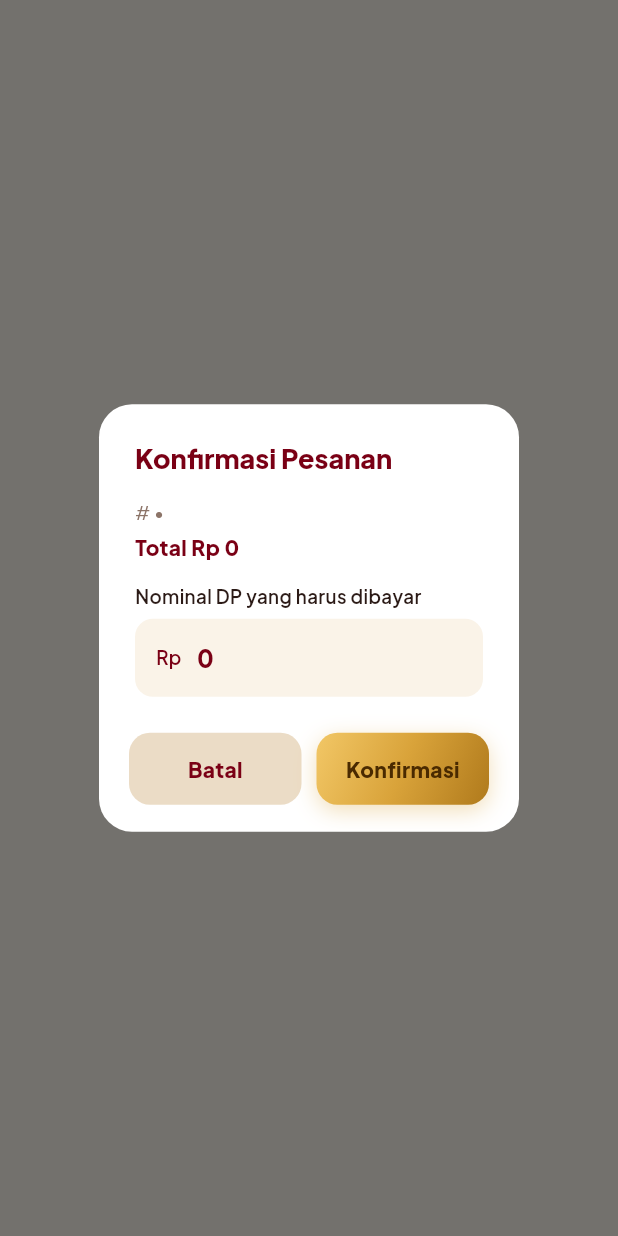
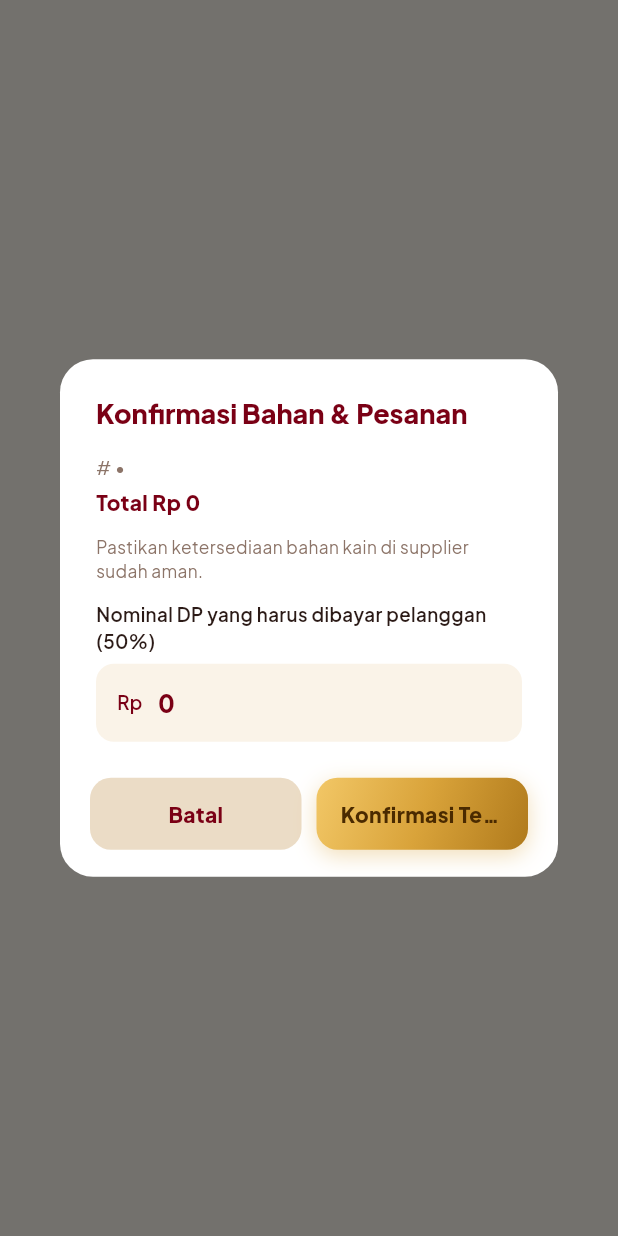
Before and after one commit to mimthokwes/vieguard-app, a Flutter app: what confirmOrderFlow() shows on an empty page, opened directly with empty values, on a phone screen of 412 x 824 dp. Run offline on Flutter 3.47's test engine with Material 3 defaults, Android fonts, the phone set to English and light mode, and no system bars; our stand-ins replace dio, file_picker, flutter_dotenv, flutter_secure_storage, google_fonts, google_sign_in and 4 more; missing offline and left inert: excel; accounts and stored records are empty; network calls fail.

Commit message:
feat(order-flow): perjelas alur konfirmasi ketersediaan bahan pada pesanan pending

```diff
--- a/lib/models/order_status.dart
+++ b/lib/models/order_status.dart
@@ -126,7 +126,7 @@ extension OrderStatusX on OrderStatus {
   String get label {
     switch (this) {
       case OrderStatus.pending:
-        return 'Menunggu Konfirmasi';
+        return 'Menunggu Cek Bahan';
       case OrderStatus.dikonfirmasi:
         return 'Dikonfirmasi';
       case OrderStatus.diproses:
--- a/lib/screens/pesanan/order_actions.dart
+++ b/lib/screens/pesanan/order_actions.dart
@@ -17,13 +17,15 @@ Future<void> confirmOrderFlow(BuildContext context, Order order) async {
     builder: (ctx) => AlertDialog(
       backgroundColor: AppColors.surface,
       shape: RoundedRectangleBorder(borderRadius: BorderRadius.circular(22)),
-      title: const Text('Konfirmasi Pesanan'),
+      title: const Text('Konfirmasi Bahan & Pesanan'),
       content: Column(mainAxisSize: MainAxisSize.min, crossAxisAlignment: CrossAxisAlignment.start, children: [
         Text('#${order.orderNumber} • ${order.customer.name}', style: const TextStyle(fontSize: 12.5, color: AppColors.textSecondary)),
         const SizedBox(height: 4),
         Text('Total ${Formatters.rupiah(order.totalPrice)}', style: const TextStyle(fontWeight: FontWeight.w800, color: AppColors.primary)),
-        const SizedBox(height: 14),
-        const Text('Nominal DP yang harus dibayar', style: TextStyle(fontSize: 12.5, fontWeight: FontWeight.w600)),
+        const SizedBox(height: 12),
+        const Text('Pastikan ketersediaan bahan kain di supplier sudah aman.', style: TextStyle(fontSize: 11.5, color: AppColors.textSecondary)),
+        const SizedBox(height: 12),
+        const Text('Nominal DP yang harus dibayar pelanggan (50%)', style: TextStyle(fontSize: 12.5, fontWeight: FontWeight.w600)),
         const SizedBox(height: 6),
         VgMoneyField(controller: controller),
       ]),
@@ -32,7 +34,7 @@ Future<void> confirmOrderFlow(BuildContext context, Order order) async {
         Row(children: [
           Expanded(child: VgButton(label: 'Batal', style: VgButtonStyle.soft, onPressed: () => Navigator.pop(ctx, false))),
           const SizedBox(width: 10),
-          Expanded(child: VgButton(label: 'Konfirmasi', style: VgButtonStyle.gold, onPressed: () => Navigator.pop(ctx, true))),
+          Expanded(child: VgButton(label: 'Konfirmasi Tersedia', style: VgButtonStyle.gold, onPressed: () => Navigator.pop(ctx, true))),
         ]),
       ],
     ),
```
Also changed, not shown: lib/screens/pesanan/detail_pesanan_screen.dart (+29 -4 lines).
